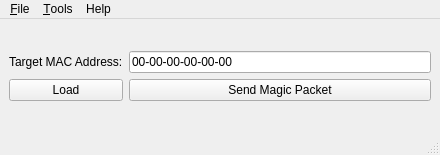
The window that SendPacket.ui (karagog/GWakeOnLAN) describes before a commit, drawn with Qt 5.
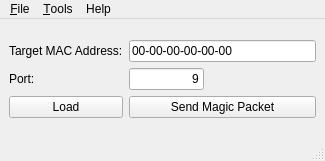
The same window after the commit.

```diff
--- a/SendPacket.ui
+++ b/SendPacket.ui
@@ -6,8 +6,8 @@
    <rect>
     <x>0</x>
     <y>0</y>
-    <width>440</width>
-    <height>155</height>
+    <width>325</width>
+    <height>161</height>
    </rect>
   </property>
   <property name="windowTitle">
@@ -37,7 +37,7 @@
         </property>
        </widget>
       </item>
-      <item row="1" column="1">
+      <item row="2" column="1">
        <widget class="QPushButton" name="send_btn">
         <property name="text">
          <string>Send Magic Packet</string>
@@ -53,7 +53,7 @@
         </property>
        </widget>
       </item>
-      <item row="1" column="0">
+      <item row="2" column="0">
        <widget class="QPushButton" name="btn_load">
         <property name="toolTip">
          <string>Load MAC addresses from a backing store</string>
@@ -63,6 +63,29 @@
         </property>
        </widget>
       </item>
+      <item row="1" column="0">
+       <widget class="QLabel" name="label">
+        <property name="text">
+         <string>Port:</string>
+        </property>
+       </widget>
+      </item>
+      <item row="1" column="1">
+       <widget class="QLineEdit" name="port_in">
+        <property name="maximumSize">
+         <size>
+          <width>75</width>
+          <height>16777215</height>
+         </size>
+        </property>
+        <property name="text">
+         <string>9</string>
+        </property>
+        <property name="alignment">
+         <set>Qt::AlignRight|Qt::AlignTrailing|Qt::AlignVCenter</set>
+        </property>
+       </widget>
+      </item>
      </layout>
     </item>
    </layout>
@@ -72,7 +95,7 @@
     <rect>
      <x>0</x>
      <y>0</y>
-     <width>440</width>
+     <width>325</width>
      <height>26</height>
     </rect>
    </property>
```
Left out of the diff: 2 changed lines with no effect on the pictures.
